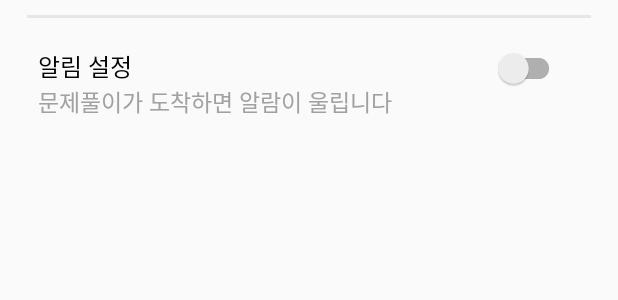
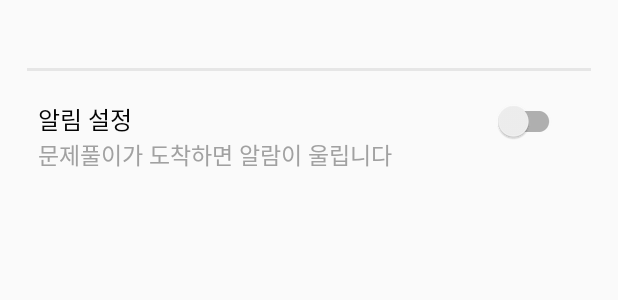
Before and after one commit to tlaektmf/QBang, an Android app: the layout pre_alarm.xml on its own in the app's theme, with its tools: preview values and no code run, on a phone screen of 412 x 824 dp. Shown: the top 300 px of the screen. Run offline under Robolectric (Android 15) with nearby library versions, the phone set to English and light mode, and no system bars; plain views replace SwitchButton.

Commit message:
(설정)
- 사이즈 조절

```diff
--- a/app/src/main/res/layout/pre_alarm.xml
+++ b/app/src/main/res/layout/pre_alarm.xml
@@ -5,7 +5,8 @@
     android:layout_width="match_parent"
     android:layout_height="wrap_content"
     android:padding="10dp"
-    android:gravity="center_horizontal">
+    android:gravity="center_horizontal"
+    android:layout_marginTop="35dp">
 
     <View
         android:layout_width="match_parent"
```
